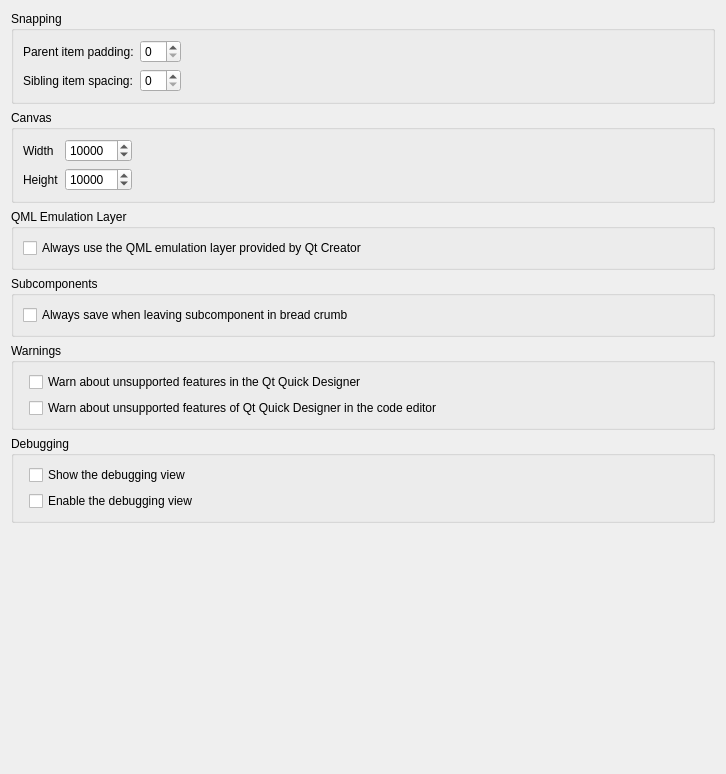
Above: src/plugins/qmldesigner/settingspage.ui from qt-creator/qt-creator before the change. Below: the same form after it.
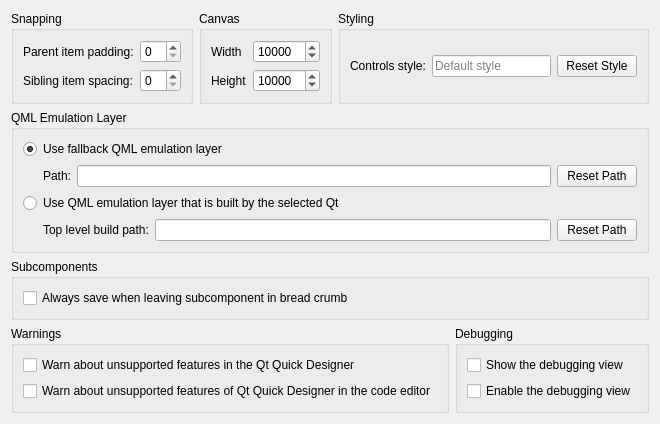
That is the form after the change. Custom widgets are drawn as their Qt base class.

Commit message: QmlDesigner: Adding some puppet settings

What changed in the file:
```diff
--- a/src/plugins/qmldesigner/settingspage.ui
+++ b/src/plugins/qmldesigner/settingspage.ui
@@ -6,35 +6,29 @@
    <rect>
     <x>0</x>
     <y>0</y>
-    <width>726</width>
-    <height>774</height>
+    <width>601</width>
+    <height>389</height>
    </rect>
   </property>
   <property name="windowTitle">
    <string>Form</string>
   </property>
-  <layout class="QGridLayout" name="gridLayout">
-   <item row="6" column="0">
-    <spacer name="verticalSpacer">
-     <property name="orientation">
-      <enum>Qt::Vertical</enum>
-     </property>
-     <property name="sizeHint" stdset="0">
-      <size>
-       <width>20</width>
-       <height>40</height>
-      </size>
-     </property>
-    </spacer>
-   </item>
-   <item row="0" column="0">
-    <widget class="QGroupBox" name="groupBox_3">
-     <property name="title">
-      <string>Snapping</string>
-     </property>
-     <layout class="QHBoxLayout" name="horizontalLayout">
-      <item>
-       <layout class="QFormLayout" name="formLayout_2">
+  <layout class="QVBoxLayout" name="verticalLayout_3">
+   <item>
+    <layout class="QHBoxLayout" name="horizontalLayout">
+     <item>
+      <widget class="QGroupBox" name="groupBox_3">
+       <property name="title">
+        <string>Snapping</string>
+       </property>
+       <layout class="QGridLayout" name="gridLayout">
+        <item row="1" column="1">
+         <widget class="QSpinBox" name="spinItemSpacing">
+          <property name="maximum">
+           <number>50</number>
+          </property>
+         </widget>
+        </item>
         <item row="0" column="0">
          <widget class="QLabel" name="snapMarginLabel">
           <property name="text">
@@ -44,12 +38,6 @@
         </item>
         <item row="0" column="1">
          <widget class="QSpinBox" name="spinSnapMargin">
-          <property name="sizePolicy">
-           <sizepolicy hsizetype="Maximum" vsizetype="Fixed">
-            <horstretch>0</horstretch>
-            <verstretch>0</verstretch>
-           </sizepolicy>
-          </property>
           <property name="maximum">
            <number>10</number>
           </property>
@@ -62,32 +50,15 @@
           </property>
          </widget>
         </item>
-        <item row="1" column="1">
-         <widget class="QSpinBox" name="spinItemSpacing">
-          <property name="sizePolicy">
-           <sizepolicy hsizetype="Maximum" vsizetype="Fixed">
-            <horstretch>0</horstretch>
-            <verstretch>0</verstretch>
-           </sizepolicy>
-          </property>
-          <property name="maximum">
-           <number>50</number>
-          </property>
-         </widget>
-        </item>
        </layout>
-      </item>
-     </layout>
-    </widget>
-   </item>
-   <item row="1" column="0">
-    <widget class="QGroupBox" name="groupBox">
-     <property name="title">
-      <string>Canvas</string>
-     </property>
-     <layout class="QHBoxLayout" name="horizontalLayout_2">
-      <item>
-       <layout class="QFormLayout" name="formLayout">
+      </widget>
+     </item>
+     <item>
+      <widget class="QGroupBox" name="groupBox">
+       <property name="title">
+        <string>Canvas</string>
+       </property>
+       <layout class="QGridLayout" name="gridLayout_2">
         <item row="0" column="0">
          <widget class="QLabel" name="canvasWidthLabel">
           <property name="text">
@@ -95,25 +66,6 @@
           </property>
          </widget>
         </item>
-        <item row="0" column="1">
-         <widget class="QSpinBox" name="spinCanvasWidth">
-          <property name="sizePolicy">
-           <sizepolicy hsizetype="Fixed" vsizetype="Fixed">
-            <horstretch>0</horstretch>
-            <verstretch>0</verstretch>
-           </sizepolicy>
-          </property>
-          <property name="maximum">
-           <number>100000</number>
-          </property>
-          <property name="singleStep">
-           <number>100</number>
-          </property>
-          <property name="value">
-           <number>10000</number>
-          </property>
-         </widget>
-        </item>
         <item row="1" column="0">
          <widget class="QLabel" name="canvasHeightLabel">
           <property name="text">
@@ -123,12 +75,19 @@
         </item>
         <item row="1" column="1">
          <widget class="QSpinBox" name="spinCanvasHeight">
-          <property name="sizePolicy">
-           <sizepolicy hsizetype="Fixed" vsizetype="Fixed">
-            <horstretch>0</horstretch>
-            <verstretch>0</verstretch>
-           </sizepolicy>
+          <property name="maximum">
+           <number>100000</number>
           </property>
+          <property name="singleStep">
+           <number>100</number>
+          </property>
+          <property name="value">
+           <number>10000</number>
+          </property>
+         </widget>
+        </item>
+        <item row="0" column="1">
+         <widget class="QSpinBox" name="spinCanvasWidth">
           <property name="maximum">
            <number>100000</number>
           </property>
@@ -141,29 +100,129 @@
          </widget>
         </item>
        </layout>
-      </item>
-     </layout>
-    </widget>
+      </widget>
+     </item>
+     <item>
+      <widget class="QGroupBox" name="groupBox_7">
+       <property name="minimumSize">
+        <size>
+         <width>0</width>
+         <height>0</height>
+        </size>
+       </property>
+       <property name="title">
+        <string>Styling</string>
+       </property>
+       <layout class="QHBoxLayout" name="horizontalLayout_6">
+        <item>
+         <widget class="QLabel" name="label_3">
+          <property name="text">
+           <string>Controls style:</string>
+          </property>
+         </widget>
+        </item>
+        <item>
+         <widget class="QLineEdit" name="styleLineEdit">
+          <property name="placeholderText">
+           <string>Default style</string>
+          </property>
+         </widget>
+        </item>
+        <item>
+         <widget class="QPushButton" name="resetStyle">
+          <property name="text">
+           <string>Reset Style</string>
+          </property>
+         </widget>
+        </item>
+       </layout>
+      </widget>
+     </item>
+    </layout>
    </item>
-   <item row="5" column="0">
-    <widget class="QGroupBox" name="groupBox_4">
+   <item>
+    <widget class="QGroupBox" name="groupBox_6">
      <property name="title">
-      <string>Debugging</string>
+      <string>QML Emulation Layer</string>
      </property>
      <layout class="QVBoxLayout" name="verticalLayout">
       <item>
-       <layout class="QFormLayout" name="formLayout_4">
-        <item row="0" column="1">
-         <widget class="QCheckBox" name="designerShowDebuggerCheckBox">
+       <widget class="QRadioButton" name="useDefaultPuppetRadioButton">
+        <property name="toolTip">
+         <string>If you select this radio button, Qt Quick Designer always uses the QML emulation layer (QML Puppet) located at the following path.</string>
+        </property>
+        <property name="text">
+         <string>Use fallback QML emulation layer</string>
+        </property>
+        <property name="checked">
+         <bool>true</bool>
+        </property>
+       </widget>
+      </item>
+      <item>
+       <layout class="QHBoxLayout" name="horizontalLayout_4">
+        <item>
+         <widget class="QLabel" name="label_2">
           <property name="text">
-           <string>Show the debugging view</string>
+           <string>Path:</string>
           </property>
+          <property name="indent">
+           <number>20</number>
+          </property>
          </widget>
         </item>
-        <item row="1" column="1">
-         <widget class="QCheckBox" name="designerEnableDebuggerCheckBox">
+        <item>
+         <widget class="Utils::PathChooser" name="fallbackPuppetPathLineEdit">
+          <property name="enabled">
+           <bool>true</bool>
+          </property>
+          <property name="toolTip">
+           <string>Path where Qt Creator can find the qmlpuppet (QML emulation layer) executables.</string>
+          </property>
+         </widget>
+        </item>
+        <item>
+         <widget class="QPushButton" name="resetFallbackPuppetPathButton">
+          <property name="toolTip">
+           <string>Resets the path to the QML emulation layer that comes with Qt Creator.</string>
+          </property>
           <property name="text">
-           <string>Enable the debugging view</string>
+           <string>Reset Path</string>
+          </property>
+         </widget>
+        </item>
+       </layout>
+      </item>
+      <item>
+       <widget class="QRadioButton" name="useQtRelatedPuppetRadioButton">
+        <property name="text">
+         <string>Use QML emulation layer that is built by the selected Qt</string>
+        </property>
+       </widget>
+      </item>
+      <item>
+       <layout class="QHBoxLayout" name="horizontalLayout_3">
+        <item>
+         <widget class="QLabel" name="label">
+          <property name="text">
+           <string>Top level build path:</string>
+          </property>
+          <property name="indent">
+           <number>20</number>
+          </property>
+         </widget>
+        </item>
+        <item>
+         <widget class="Utils::PathChooser" name="puppetBuildPathLineEdit">
+          <property name="enabled">
+           <bool>true</bool>
+          </property>
+         </widget>
+        </item>
+        <item>
+         <widget class="QPushButton" name="resetQmlPuppetBuildPathButton">
+          <property name="text">
+           <string>Reset Path</string>
           </property>
          </widget>
         </item>
@@ -172,7 +231,7 @@
      </layout>
     </widget>
    </item>
-   <item row="3" column="0">
+   <item>
     <widget class="QGroupBox" name="groupBox_5">
      <property name="minimumSize">
       <size>
@@ -194,34 +253,34 @@
      </layout>
     </widget>
    </item>
-   <item row="4" column="0">
-    <widget class="QGroupBox" name="groupBox_2">
-     <property name="sizePolicy">
-      <sizepolicy hsizetype="Preferred" vsizetype="Preferred">
-       <horstretch>0</horstretch>
-       <verstretch>0</verstretch>
-      </sizepolicy>
-     </property>
-     <property name="title">
-      <string>Warnings</string>
-     </property>
-     <layout class="QHBoxLayout" name="horizontalLayout_3">
-      <item>
-       <layout class="QFormLayout" name="formLayout_3">
-        <item row="0" column="1">
+   <item>
+    <layout class="QHBoxLayout" name="horizontalLayout_2">
+     <item>
+      <widget class="QGroupBox" name="groupBox_2">
+       <property name="sizePolicy">
+        <sizepolicy hsizetype="Preferred" vsizetype="Preferred">
+         <horstretch>0</horstretch>
+         <verstretch>0</verstretch>
+        </sizepolicy>
+       </property>
+       <property name="title">
+        <string>Warnings</string>
+       </property>
+       <layout class="QGridLayout" name="gridLayout_3">
+        <item row="0" column="0">
          <widget class="QCheckBox" name="designerWarningsCheckBox">
           <property name="toolTip">
-           <string>Warns about QML features which are not properly supported by the Qt Quick Designer.</string>
+           <string>Warns about QML features that are not properly supported by the Qt Quick Designer.</string>
           </property>
           <property name="text">
            <string>Warn about unsupported features in the Qt Quick Designer</string>
           </property>
          </widget>
         </item>
-        <item row="1" column="1">
+        <item row="1" column="0">
          <widget class="QCheckBox" name="designerWarningsInEditorCheckBox">
           <property name="toolTip">
-           <string>Also warns in the code editor about QML features which are not properly supported by the Qt Quick Designer.</string>
+           <string>Also warns in the code editor about QML features that are not properly supported by the Qt Quick Designer.</string>
           </property>
           <property name="text">
            <string>Warn about unsupported features of Qt Quick Designer in the code editor</string>
@@ -229,31 +288,81 @@
          </widget>
         </item>
        </layout>
-      </item>
-     </layout>
-    </widget>
+      </widget>
+     </item>
+     <item>
+      <widget class="QGroupBox" name="groupBox_4">
+       <property name="title">
+        <string>Debugging</string>
+       </property>
+       <layout class="QGridLayout" name="gridLayout_4">
+        <item row="0" column="0">
+         <widget class="QCheckBox" name="designerShowDebuggerCheckBox">
+          <property name="text">
+           <string>Show the debugging view</string>
+          </property>
+         </widget>
+        </item>
+        <item row="1" column="0">
+         <widget class="QCheckBox" name="designerEnableDebuggerCheckBox">
+          <property name="text">
+           <string>Enable the debugging view</string>
+          </property>
+         </widget>
+        </item>
+        <item row="0" column="1">
+         <spacer name="horizontalSpacer_2">
+          <property name="orientation">
+           <enum>Qt::Horizontal</enum>
+          </property>
+          <property name="sizeHint" stdset="0">
+           <size>
+            <width>40</width>
+            <height>20</height>
+           </size>
+          </property>
+         </spacer>
+        </item>
+        <item row="1" column="1">
+         <spacer name="horizontalSpacer_3">
+          <property name="orientation">
+           <enum>Qt::Horizontal</enum>
+          </property>
+          <property name="sizeHint" stdset="0">
+           <size>
+            <width>40</width>
+            <height>20</height>
+           </size>
+          </property>
+         </spacer>
+        </item>
+       </layout>
+      </widget>
+     </item>
+    </layout>
    </item>
-   <item row="2" column="0">
-    <widget class="QGroupBox" name="groupBox_6">
-     <property name="title">
-      <string>QML Emulation Layer</string>
+   <item>
+    <spacer name="verticalSpacer">
+     <property name="orientation">
+      <enum>Qt::Vertical</enum>
      </property>
-     <layout class="QHBoxLayout" name="horizontalLayout_4">
-      <item>
-       <widget class="QCheckBox" name="designerDefaultPuppetCheckBox">
-        <property name="toolTip">
-         <string>If you do not select this checkbox, Qt Quick Designer uses the QML emulation layer (QML Puppet) built with the Qt configured in the build and run kit for the project.</string>
-        </property>
-        <property name="text">
-         <string>Always use the QML emulation layer provided by Qt Creator</string>
-        </property>
-       </widget>
-      </item>
-     </layout>
-    </widget>
+     <property name="sizeHint" stdset="0">
+      <size>
+       <width>0</width>
+       <height>0</height>
+      </size>
+     </property>
+    </spacer>
    </item>
   </layout>
  </widget>
+ <customwidgets>
+  <customwidget>
+   <class>Utils::PathChooser</class>
+   <extends>QLineEdit</extends>
+   <header location="global">utils/pathchooser.h</header>
+  </customwidget>
+ </customwidgets>
  <resources/>
  <connections/>
 </ui>
```
The commit also changes 7 other files.
